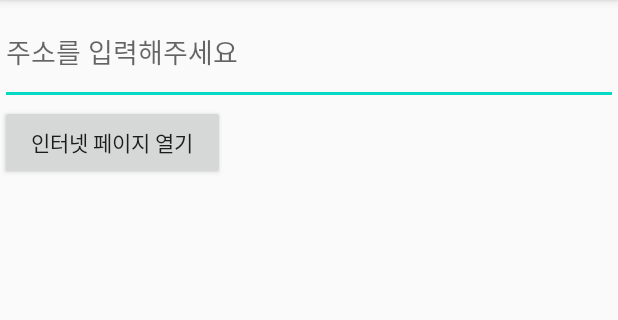
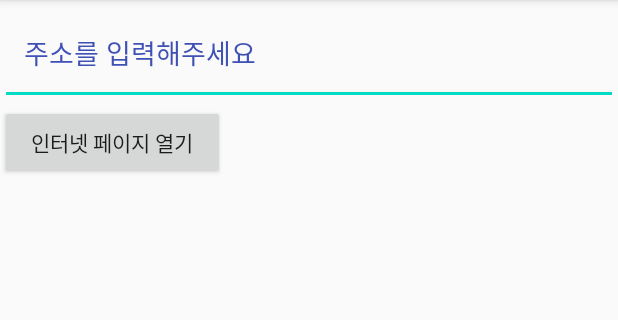
Before and after one commit to minhyuuk/AloneAppStudy, an Android app: the screen it shows after launch (OpenUrl), on a phone screen of 412 x 824 dp, the part 84-404 px from its top. Run offline under Robolectric (Android 15) with nearby library versions, the phone set to English and light mode, and no system bars.

Commit message:
Openning Internet Page

```diff
--- a/app/src/main/res/layout/activity_openurl.xml
+++ b/app/src/main/res/layout/activity_openurl.xml
@@ -12,16 +12,16 @@
         android:id="@+id/EditText"
         android:layout_width="match_parent"
         android:layout_height="70dp"
+        android:padding="16dp"
         android:ems="10"
-        android:hint="주소를 입력해주세요"
-        android:inputType="textPersonName"
-
-
-        />
+        android:textColorHint="#3F51B5"
+        android:hint="주소를 입력해주세요" />
 
     <Button
+        android:id="@+id/Open"
         android:layout_width="150dp"
         android:layout_height="50dp"
+        android:padding="8dp"
         android:text="인터넷 페이지 열기" />
 
 </LinearLayout>
```
Also changed, not shown: app/src/main/java/checkmyskill/OpenUrl.kt (+30 -9 lines).
